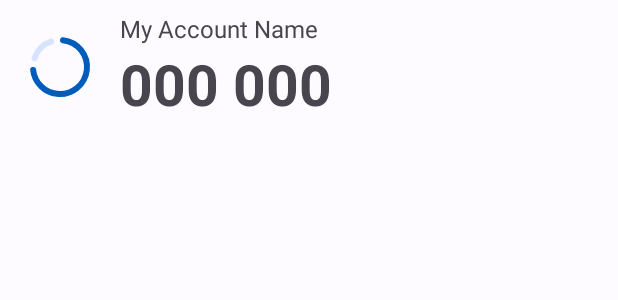
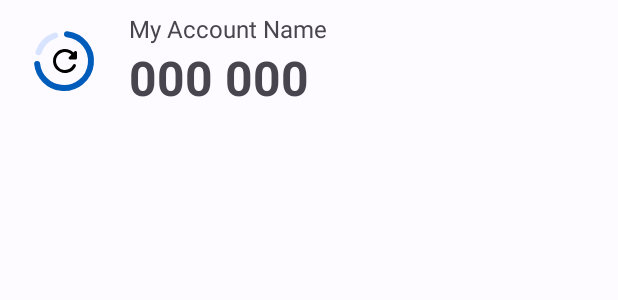
Before and after one commit to Nan1t/Authenticator, an Android app: the layout item_account.xml on its own in the app's theme, with its tools: preview values and no code run, on a phone screen of 412 x 824 dp. Shown: the top 300 px of the screen. Run offline under Robolectric (Android 15) with nearby library versions, the phone set to English and light mode, and no system bars.

Commit message:
Fixed refresh button size to match progress bar

```diff
--- a/app/src/main/res/layout/item_account.xml
+++ b/app/src/main/res/layout/item_account.xml
@@ -13,27 +13,29 @@
     android:clickable="true"
     android:focusable="true">
 
+    <FrameLayout
+        android:layout_weight="15"
+        android:layout_width="0dp"
+        android:layout_height="match_parent">
+
         <com.google.android.material.progressindicator.CircularProgressIndicator
             android:id="@+id/progressBar"
-        android:layout_weight="15"
-        android:layout_width="0dp"
+            android:layout_width="wrap_content"
             android:layout_height="wrap_content"
             android:layout_gravity="center"
             android:max="1000"
             android:progress="750" />
 
         <ImageButton
-        android:visibility="gone"
             android:id="@+id/refreshBtn"
-        android:layout_weight="15"
-        android:layout_width="0dp"
+            android:layout_width="wrap_content"
             android:layout_height="wrap_content"
             android:layout_gravity="center"
             android:padding="16dp"
             android:background="?attr/selectableItemBackground"
-        android:clickable="true"
-        android:focusable="true"
-        android:src="@drawable/ic_round_refresh" />
+            android:src="@drawable/ic_round_refresh"
+            android:contentDescription="@string/accounts.increment" />
+    </FrameLayout>
 
     <LinearLayout
         android:layout_weight="70"
@@ -53,7 +55,7 @@
             android:id="@+id/accountCode"
             android:layout_width="wrap_content"
             android:layout_height="wrap_content"
-            android:textSize="38sp"
+            android:textSize="32sp"
             android:textStyle="bold"
             tools:text="000 000" />
     </LinearLayout>
--- a/app/src/main/res/values/strings.xml
+++ b/app/src/main/res/values/strings.xml
@@ -10,6 +10,7 @@
     <string name="menu.edit.delete">Delete</string>
 
     <string name="accounts.copied">Copied!</string>
+    <string name="accounts.increment">Increment counter</string>
     <string name="accounts.options">Account options</string>
 
     <string name="manual.title">New account</string>
```
Also changed, not shown: app/src/main/java/ua/nanit/otpmanager/domain/account/Account.kt (+7 -3 lines), app/src/main/java/ua/nanit/otpmanager/domain/otp/OtpUtil.kt (added, +11 -0 lines), app/src/main/java/ua/nanit/otpmanager/presentation/accounts/AccountsAdapter.kt (+14 -21 lines). Lines whose indentation alone changed are shown as unchanged.
